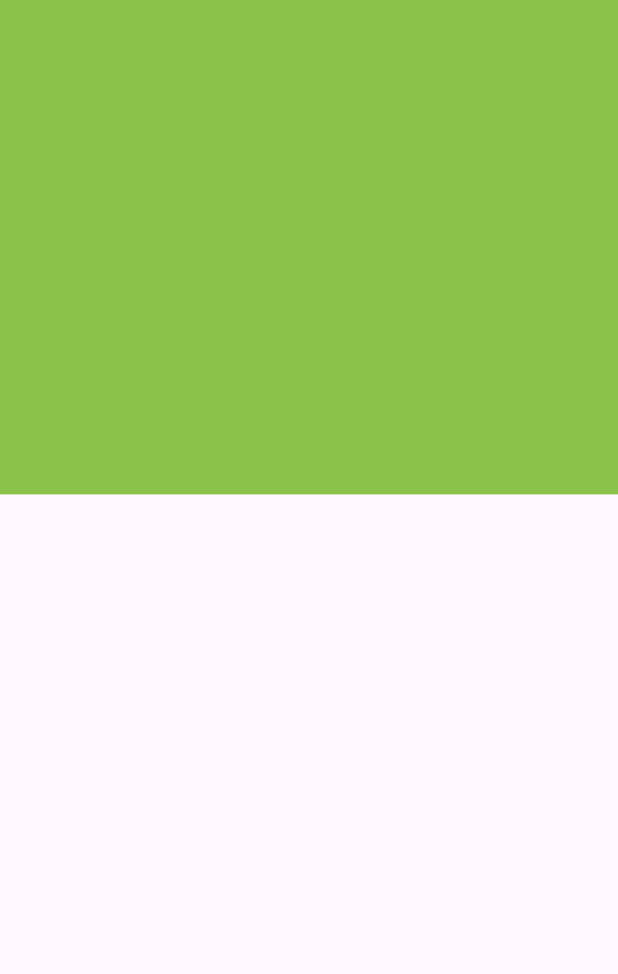
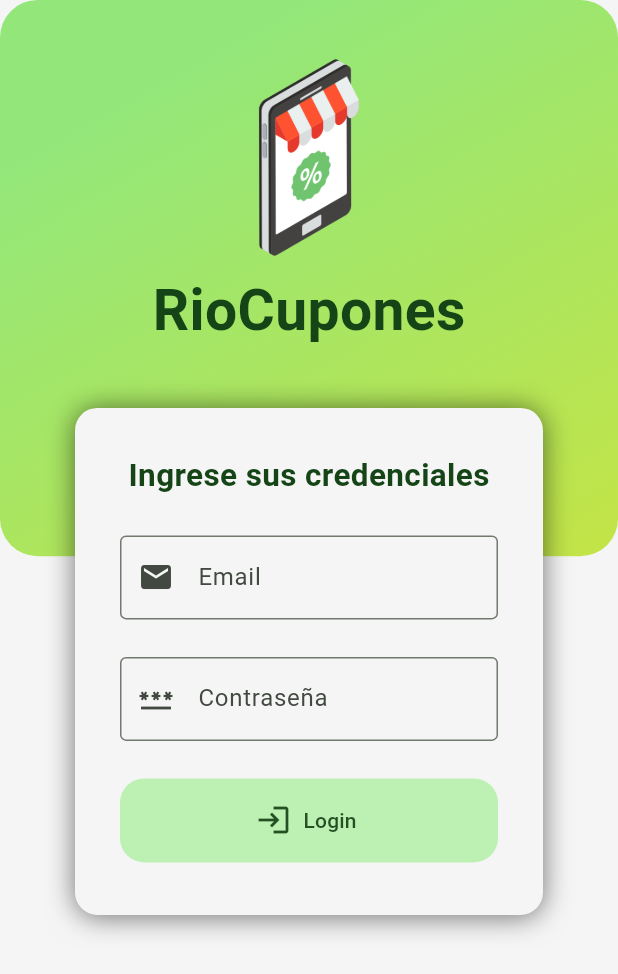
Before and after one commit to Keneth30061998/RioCupones, a Flutter app: the screen it shows after launch, on a phone screen of 412 x 824 dp. Shown: the top 974 px of the screen. Run offline on Flutter 3.47's test engine with Material 3 defaults, Android fonts, the phone set to English and light mode, and no system bars; our stand-ins replace get.

Commit message:
Add login Page

```diff
--- a/lib/main.dart
+++ b/lib/main.dart
@@ -1,11 +1,11 @@
 import 'package:flutter/material.dart';
 import 'package:get/get.dart';
+import 'package:rio_cupones/src/constants/app_theme.dart';
 import 'package:rio_cupones/src/pages/splash/splash_page.dart';
 
 void main() {
   runApp(const MyApp());
 }
-
 
 //Para manejar Getx eliminamos todo y volvemos a crear (1)
 class MyApp extends StatefulWidget {
@@ -16,23 +16,22 @@
 }
 
 class _MyAppState extends State<MyApp> {
-
   //creamos un init (2)
   @override
   void initState() {
     // TODO: implement initState
     super.initState();
   }
+
   @override
   Widget build(BuildContext context) {
     return GetMaterialApp(
       title: 'RioCupones',
+      theme: getThemeData(context),
 
       //establecemos la ruta inicial y demas rutas (4)
       initialRoute: '/',
-      getPages: [
-        GetPage(name: '/', page: ()=>SplashPage())
-      ],
+      getPages: [GetPage(name: '/', page: () => SplashPage())],
       navigatorKey: Get.key,
     ); //Retornamos un GetMaterialApp -> get (3)
   }
--- /dev/null
+++ b/lib/src/constants/app_theme.dart
@@ -0,0 +1,21 @@
+import 'package:flutter/material.dart';
+import 'package:rio_cupones/src/constants/colors.dart';
+
+ThemeData getThemeData(BuildContext context) {
+  return ThemeData(
+    colorScheme: ColorScheme.fromSeed(seedColor: secondary_color),
+    useMaterial3: true,
+    scaffoldBackgroundColor: lightGray,
+    appBarTheme: AppBarTheme(
+      color: secondary_color,
+      foregroundColor: primary_color,
+    ),
+    inputDecorationTheme: InputDecorationTheme(
+      border: OutlineInputBorder(
+        borderSide: BorderSide(
+          color: secondary_color,
+        ),
+      ),
+    ),
+  );
+}
--- a/lib/src/constants/colors.dart
+++ b/lib/src/constants/colors.dart
@@ -1,6 +1,7 @@
 import 'package:flutter/material.dart';
 
-Color primary_color = const Color.fromARGB(255, 175, 200, 90);
-Color primary_color_textField = const Color.fromARGB(255, 208, 218, 117);
-Color bg_cards = const Color.fromARGB(255, 60, 65, 60);
-Color text_color = const Color.fromARGB(255, 185, 194, 168);
+Color primary_color = const Color.fromARGB(255, 147, 231, 122);
+Color secondary_color = Color.fromARGB(255, 21, 69, 23); // Verde oscuro
+Color accent = Color.fromARGB(255, 195, 228, 70); // Amarillo oro
+Color lightGray = Color(0xFFF5F5F5); // Gris claro
+Color darkGray = Color.fromARGB(255, 120, 160, 140); // Gris oscuro
--- a/lib/src/pages/login/login_page.dart
+++ b/lib/src/pages/login/login_page.dart
@@ -1,4 +1,5 @@
 import 'package:flutter/material.dart';
+import 'package:rio_cupones/src/constants/colors.dart';
 
 class LoginPage extends StatelessWidget {
   const LoginPage({super.key});
@@ -9,6 +10,9 @@ class LoginPage extends StatelessWidget {
       body: Stack(
         children: [
           _backgroudCover(context),
+          _boxForm(context),
+          _imageCover(),
+          _textTitle(),
         ],
       ),
     );
@@ -19,8 +23,145 @@ class LoginPage extends StatelessWidget {
   Widget _backgroudCover(BuildContext context) {
     return Container(
       width: double.infinity,
-      height: MediaQuery.of(context).size.height*0.4,
-      color: Colors.lightGreen
+      height: MediaQuery.of(context).size.height * 0.45,
+      decoration: BoxDecoration(
+        borderRadius: BorderRadius.circular(25),
+        gradient: LinearGradient(
+          colors: [
+            primary_color, // Verde claro
+            accent, // Amarillo oro
+          ],
+          begin: Alignment.topCenter, // Inicio del degradado
+          end: Alignment.bottomRight, // Fin del degradado
+        ),
+      ),
+    );
+  }
+
+  Widget _boxForm(BuildContext context) {
+    return Container(
+      padding: const EdgeInsets.all(30),
+      margin: EdgeInsets.only(
+        top: MediaQuery.of(context).size.height * 0.33,
+        left: 50,
+        right: 50,
+      ),
+      decoration: BoxDecoration(
+          borderRadius: BorderRadius.circular(15),
+          color: lightGray,
+          boxShadow: const <BoxShadow>[
+            BoxShadow(
+                color: Colors.black54, blurRadius: 15, offset: Offset(0, 0.75))
+          ]),
+      child: SingleChildScrollView(
+        child: Column(
+          children: [
+            _textYourInfo(),
+            _textFieldEmail(),
+            _textFieldPassword(),
+            _buttonLogin(),
+          ],
+        ),
+      ),
+    );
+  }
+
+  Widget _imageCover() {
+    return SafeArea(
+      child: Container(
+        margin: const EdgeInsets.only(
+          top: 30,
+        ),
+        alignment: Alignment.topCenter,
+        child: Image.asset(
+          'assets/img/logo_cupones.png',
+          width: 150,
+          height: 150,
+        ),
+      ),
+    );
+  }
+
+  Widget _textTitle() {
+    return SafeArea(
+      child: Container(
+        margin: const EdgeInsets.only(
+          top: 180,
+        ),
+        alignment: Alignment.topCenter,
+        child: Text(
+          'RioCupones',
+          style: TextStyle(
+            color: secondary_color,
+            fontWeight: FontWeight.bold,
+            fontSize: 38,
+            fontFamily: 'Roboto',
+          ),
+        ),
+      ),
+    );
+  }
+
+  ///--- Widgets que estan dentro de los contenedores---
+  //Widget de Texto
+  Widget _textYourInfo() {
+    return Text(
+      'Ingrese sus credenciales',
+      style: TextStyle(
+        fontSize: 21,
+        fontWeight: FontWeight.bold,
+        color: secondary_color,
+      ),
+    );
+  }
+
+  //Widget input de texto - Email
+  Widget _textFieldEmail() {
+    return Container(
+      margin: const EdgeInsets.only(
+        top: 25,
+        bottom: 25,
+      ),
+      child: TextField(
+        keyboardType: TextInputType.emailAddress,
+        decoration: const InputDecoration(
+          hintText: 'Email',
+          prefixIcon: Icon(Icons.email),
+          border: OutlineInputBorder(),
+        ),
+      ),
+    );
+  }
+
+  //Widget input de texto - password
+  Widget _textFieldPassword() {
+    return Container(
+      margin: EdgeInsets.only(
+        bottom: 25,
+      ),
+      child: TextField(
+        keyboardType: TextInputType.text,
+        decoration: InputDecoration(
+          hintText: 'Contraseña',
+          prefixIcon: Icon(Icons.password),
+          border: OutlineInputBorder(),
+        ),
+        obscureText: true,
+      ),
+    );
+  }
+
+  //Widget boton de accion - login
+  Widget _buttonLogin() {
+    return Container(
+      width: double.infinity,
+      margin: const EdgeInsets.only(bottom: 5),
+      child: FloatingActionButton.extended(
+        onPressed: () {},
+        label: Text('Login'),
+        icon: Icon(Icons.login),
+        elevation: 0,
+      ),
     );
   }
 }
--- a/lib/src/pages/splash/splash_controller.dart
+++ b/lib/src/pages/splash/splash_controller.dart
@@ -29,7 +29,7 @@ class SplashController extends GetxController {
 
   //clase para moverse de pantalla
   void _navigateToLogin() {
-    Get.off(LoginPage());
+    Get.off(() => LoginPage());
   }
 
   @override
--- a/lib/src/pages/splash/splash_page.dart
+++ b/lib/src/pages/splash/splash_page.dart
@@ -4,6 +4,8 @@ import 'package:rio_cupones/src/pages/splash/splash_controller.dart';
 
 class SplashPage extends StatelessWidget {
   final SplashController con = Get.put(SplashController());
+
+  SplashPage({super.key});
 
   @override
   Widget build(BuildContext context) {
```
Also changed, not shown: assets/img/logo_cupones.png (added).
